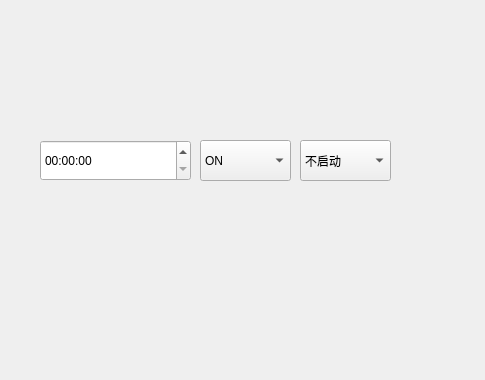
Qt form GUI/grand_desig_http/led_widget.ui (sqbbingo/Graduation-Design) before a commit; both pictures show x 0 to 485 and y 100 to 480 of the 800 by 480 pixel window.
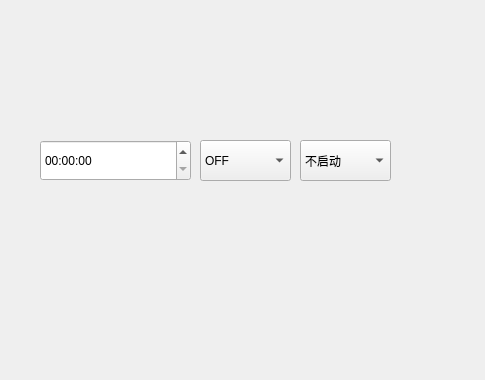
The same form after that commit.

Commit message: 实现界面对硬件的单向控制

```diff
--- a/GUI/grand_desig_http/led_widget.ui
+++ b/GUI/grand_desig_http/led_widget.ui
@@ -34,7 +34,7 @@
    </property>
    <item>
     <property name="text">
-     <string>ON</string>
+     <string>OFF</string>
     </property>
    </item>
    <item>
```
Left out of the diff: 2 changed lines with no effect on the pictures. The commit also changes 2 other files.
